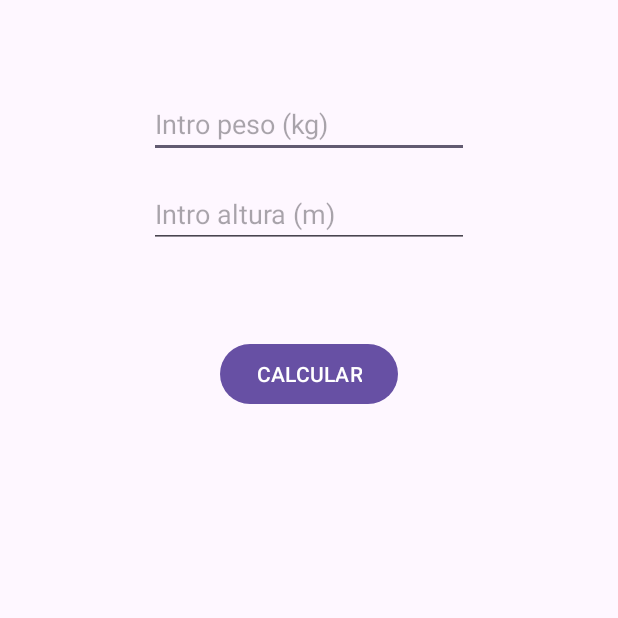
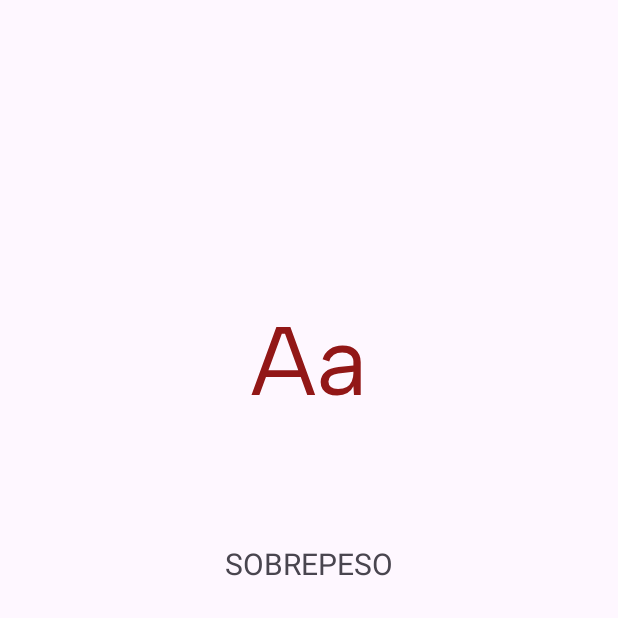
Before and after one commit to sergey-sher/CursoCNTProfe, an Android app: the screen it shows after launch (IMCActivity before the commit, ResultadoIMCActivity after it), after a tap on "CALCULAR", on a phone screen of 412 x 824 dp, the top half of it. Run offline under Robolectric (Android 15) with nearby library versions, the phone set to English and light mode, and no system bars; 3 statements that could not run were skipped.

Commit message:
Day 4: IMC showing image & text

```diff
--- a/app/src/main/AndroidManifest.xml
+++ b/app/src/main/AndroidManifest.xml
@@ -1,6 +1,7 @@
 <?xml version="1.0" encoding="utf-8"?>
 <manifest xmlns:android="http://schemas.android.com/apk/res/android"
     xmlns:tools="http://schemas.android.com/tools">
+
     <application
         android:allowBackup="true"
         android:dataExtractionRules="@xml/data_extraction_rules"
@@ -11,6 +12,9 @@
         android:supportsRtl="true"
         android:theme="@style/Theme.CursoCNTProfe"
         tools:targetApi="31">
+        <activity
+            android:name=".ResultadoIMCActivity"
+            android:exported="false" />
         <activity
             android:name=".IMCActivity"
             android:exported="true">
--- a/app/src/main/java/edu/cnt/developer/profe/IMCActivity.kt
+++ b/app/src/main/java/edu/cnt/developer/profe/IMCActivity.kt
@@ -1,5 +1,6 @@
 package edu.cnt.developer.profe
 
+import android.content.Intent
 import android.os.Bundle
 import android.view.View
 import android.util.Log
@@ -36,33 +37,38 @@ class IMCActivity : AppCompatActivity() {
 
     fun CalcularIMC(view: View) {
         if (view.id == R.id.buttonCalcular) {
-            Log.d("MIAPP", "El usario ha tocado al boton 'Calcular IMC': ${view.id}")
-            Log.d("MIAPP", "absolute = ${R.id.buttonCalcular.absoluteValue}")
+            Log.d("MYAPP", "CalcularIMC: El usario ha tocado al boton 'Calcular IMC': ${view.id}")
+            Log.d("MYAPP", "CalcularIMC: absolute = ${R.id.buttonCalcular.absoluteValue}")
 
             val weight : Float = findViewById<EditText>(R.id.editTextWeight).text.toString().toFloat()
             val height : Float = findViewById<EditText>(R.id.editTextHeight).text.toString().toFloat()
-            val imcIndex = weight / (height * height)
+            val indexIMC = weight / (height * height)
 
-            var userMessage = "Su IMC es = ${imcIndex.roundToInt()}"
-            Log.d("MIAPP", userMessage)
+            var userMessage = "Su IMC es = ${indexIMC.roundToInt()}"
+            Log.d("MYAPP", "CalcularIMC: ${userMessage}")
 
-            var result: String = ""
-            if (imcIndex < 16)
-                result = "Usted está desnutrido"
-            else if (imcIndex < 18)
-                result = "Usted está un poco delgado"
-            else if (imcIndex < 25)
-                result = "Usted está en perfecta forma"
-            else if (imcIndex < 31)
-                result = "Usted tiene un poco sobrepeso"
+            var textIMC: String = ""
+            if (indexIMC < 16)
+                textIMC = "Usted está desnutrido"
+            else if (indexIMC < 18)
+                textIMC = "Usted está un poco delgado"
+            else if (indexIMC < 25)
+                textIMC = "Usted está en perfecta forma"
+            else if (indexIMC < 31)
+                textIMC = "Usted tiene un poco sobrepeso"
             else
-                result = "Usted está gordo"
-            Log.d("MIAPP", "Su resultado es - ${result}")
+                textIMC = "Usted está gordo"
+            Log.d("MYAPP", "CalcularIMC: Su resultado es - ${textIMC}")
 
-            userMessage += ": ${result}"
-            Log.d("MIAPP", userMessage)
-            val notiToast : Toast = Toast.makeText(this, userMessage, Toast.LENGTH_LONG)
+            userMessage += ": ${textIMC}"
+            Log.d("MYAPP", "CalcularIMC: ${userMessage}")
+            val notiToast: Toast = Toast.makeText(this, userMessage, Toast.LENGTH_LONG)
             notiToast.show()
+
+            val intentResult: Intent = Intent(this, ResultadoIMCActivity::class.java)
+            intentResult.putExtra("IMC_RESULT", indexIMC)
+            Log.d("MYAPP", "CalcularIMC: Putting ${indexIMC} to IMC_RESULT")
+            startActivity(intentResult)
 
         }
 
--- /dev/null
+++ b/app/src/main/java/edu/cnt/developer/profe/IMCTypes.kt
@@ -0,0 +1,5 @@
+package edu.cnt.developer.profe
+
+enum class IMCTypes {
+    DESNUTRIDO, DELGADO, IDEAL, OBESO, SOBREPESO
+}
--- /dev/null
+++ b/app/src/main/java/edu/cnt/developer/profe/ResultadoIMCActivity.kt
@@ -0,0 +1,54 @@
+package edu.cnt.developer.profe
+
+import android.os.Bundle
+import android.util.Log
+import android.widget.ImageView
+import android.widget.TextView
+import androidx.activity.enableEdgeToEdge
+import androidx.appcompat.app.AppCompatActivity
+import androidx.core.view.ViewCompat
+import androidx.core.view.WindowInsetsCompat
+
+class ResultadoIMCActivity : AppCompatActivity() {
+
+    lateinit var textResult: TextView // = findViewById<>(R.id.textIMC)
+    lateinit var viewResult: ImageView // = findViewById<>(R.id.imageIMC)
+
+    override fun onCreate(savedInstanceState: Bundle?) {
+        super.onCreate(savedInstanceState)
+        setContentView(R.layout.activity_resultado_imcactivity)
+
+        val resultIMCNumerico = intent.getFloatExtra("IMC_RESULT", 0f)
+        Log.d("MYAPP", "onCreate: Getting IMC_RESULT => ${resultIMCNumerico}")
+
+        this.textResult = findViewById(R.id.textIMC)
+        this.viewResult = findViewById(R.id.imageIMC)
+
+        when {
+            resultIMCNumerico < 16 -> {
+                // TipoIMC.DESNUTRIDO.toString()
+                this.showResult(R.drawable.imc_undernourished, IMCTypes.DESNUTRIDO.toString())
+            }
+            resultIMCNumerico >= 16 && resultIMCNumerico < 18 -> {
+                this.showResult(R.drawable.imc_thin, IMCTypes.DELGADO.toString())
+            }
+            resultIMCNumerico >= 18 && resultIMCNumerico < 25 -> {
+                this.showResult(R.drawable.imc_perfect, IMCTypes.IDEAL.toString())
+            }
+            resultIMCNumerico >= 25 && resultIMCNumerico < 31 -> {
+                this.showResult(R.drawable.imc_overweight, IMCTypes.SOBREPESO.toString())
+            }
+            resultIMCNumerico >= 31 -> {
+                this.showResult(R.drawable.imc_obese, IMCTypes.OBESO.toString())
+            }
+        }
+
+    }
+    fun showResult(imageIMC: Int, textIMC: String): Unit {
+        this.viewResult.setImageResource(imageIMC)
+        this.textResult.text = textIMC
+        Log.d("MYAPP", "showResult: RES = ${textIMC}")
+
+    }
+
+}
--- a/app/src/main/res/layout/activity_imcactivity.xml
+++ b/app/src/main/res/layout/activity_imcactivity.xml
@@ -32,12 +32,12 @@
         app:layout_constraintTop_toTopOf="@+id/editTextWeight" />
 
     <Button
+        android:onClick="CalcularIMC"
         android:id="@+id/buttonCalcular"
         android:layout_width="wrap_content"
         android:layout_height="wrap_content"
         android:layout_marginTop="60dp"
         android:text="CALCULAR"
-        android:onClick="CalcularIMC"
         app:layout_constraintEnd_toEndOf="parent"
         app:layout_constraintStart_toStartOf="parent"
         app:layout_constraintTop_toBottomOf="@+id/editTextHeight" />
--- /dev/null
+++ b/app/src/main/res/layout/activity_resultado_imcactivity.xml
@@ -0,0 +1,32 @@
+<?xml version="1.0" encoding="utf-8"?>
+<androidx.constraintlayout.widget.ConstraintLayout xmlns:android="http://schemas.android.com/apk/res/android"
+    xmlns:app="http://schemas.android.com/apk/res-auto"
+    xmlns:tools="http://schemas.android.com/tools"
+    android:id="@+id/main"
+    android:layout_width="match_parent"
+    android:layout_height="match_parent"
+    tools:context=".ResultadoIMCActivity">
+
+    <ImageView
+        android:id="@+id/imageIMC"
+        android:layout_width="200dp"
+        android:layout_height="200dp"
+        android:layout_marginTop="138dp"
+        android:scaleType="fitXY"
+        app:layout_constraintEnd_toEndOf="parent"
+        app:layout_constraintStart_toStartOf="parent"
+        app:layout_constraintTop_toTopOf="parent"
+        app:srcCompat="@drawable/ic_launcher_foreground" />
+
+    <TextView
+        android:id="@+id/textIMC"
+        android:layout_width="wrap_content"
+        android:layout_height="wrap_content"
+        android:layout_marginTop="24dp"
+        android:text="SOBREPESO"
+        android:textSize="20sp"
+        app:layout_constraintEnd_toEndOf="parent"
+        app:layout_constraintStart_toStartOf="parent"
+        app:layout_constraintTop_toBottomOf="@+id/imageIMC" />
+
+</androidx.constraintlayout.widget.ConstraintLayout>
```
Also changed, not shown: app/src/main/java/edu/cnt/developer/profe/MainActivity.kt (+11 -11 lines), app/src/main/res/drawable/imc_obese.jpg (added), app/src/main/res/drawable/imc_overweight.jpg (added), app/src/main/res/drawable/imc_perfect.jpg (added), app/src/main/res/drawable/imc_thin.jpg (added), app/src/main/res/drawable/imc_undernourished.jpg (added).
